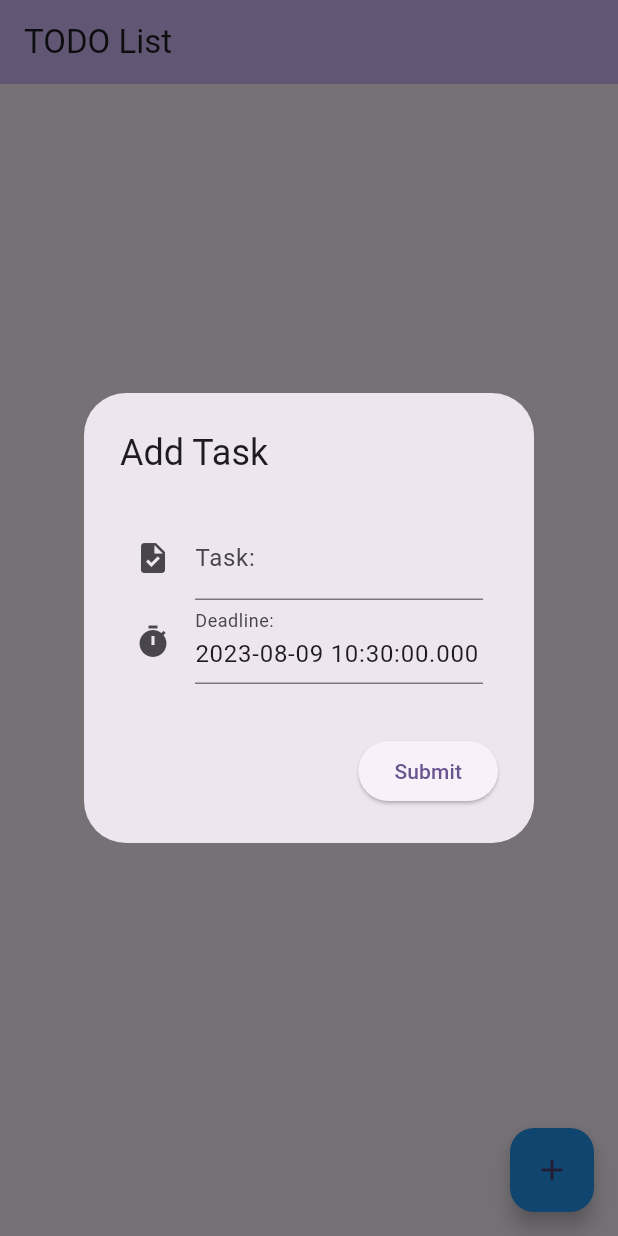
After one commit to ManavTyagi-kp/ToDo-App-Flutter, a Flutter app: the screen it shows after launch, after a tap on the "add" icon, on a phone screen of 412 x 824 dp. The commit adds this screen. Run offline on Flutter 3.47's test engine with Material 2 defaults, Android fonts, the phone set to English and light mode, and no system bars; our stand-ins replace flutter_riverpod.

Commit message:
added riverpod functionality in todo app, code in list.dart

```diff
--- a/lib/main.dart
+++ b/lib/main.dart
@@ -1,8 +1,14 @@
 import 'package:flutter/material.dart';
+import 'package:flutter_riverpod/flutter_riverpod.dart';
 import 'package:to_do_list/pages/list-view.dart';
+import 'package:to_do_list/pages/list.dart';
 
 void main() {
-  runApp(const MyApp());
+  runApp(
+    const ProviderScope(
+      child: MyApp(),
+    ),
+  );
 }
 
 class MyApp extends StatelessWidget {
@@ -37,6 +43,6 @@ class _MyHomePageState extends State<MyHomePage> {
           backgroundColor: Theme.of(context).colorScheme.inversePrimary,
           title: Text(widget.title),
         ),
-        body: MyList());
+        body: ListViewer());
   }
 }
--- a/lib/pages/list-view.dart
+++ b/lib/pages/list-view.dart
@@ -4,6 +4,7 @@ import 'dart:developer';
 
 import 'package:flutter/material.dart';
 import 'package:flutter_riverpod/flutter_riverpod.dart';
+import 'package:to_do_list/pages/list.dart';
 
 import '../utility/riverpod.dart';
 
@@ -18,7 +19,7 @@ class _MyListState extends State<MyList> {
   String? desc;
 
   void changeStatus(WidgetRef ref, bool newValue) {
-    ref.read(todoProvider.notifier).updateStatus(newValue);
+    // ref.read(todoProvider.notifier).updateStatus(newValue);
   }
 
   DateTime dateTime = DateTime.now();
--- /dev/null
+++ b/lib/pages/list.dart
@@ -0,0 +1,222 @@
+import 'package:flutter/material.dart';
+import 'package:flutter_riverpod/flutter_riverpod.dart';
+
+import '../utility/riverpod.dart';
+
+final validateStateProvider = StateProvider<bool>((ref) {
+  return false;
+});
+
+class ListViewer extends ConsumerWidget {
+  // const ListViewer({super.key});
+
+  var desc;
+
+  ListViewer({super.key});
+
+  void changeStatus(WidgetRef ref, Todo todo) {
+    ref.read(todoProvider.notifier).changeData(todo);
+  }
+
+  DateTime dateTime = DateTime.now();
+
+  final TextEditingController _controller =
+      TextEditingController(text: DateTime.now().toString());
+  final TextEditingController _text = TextEditingController();
+
+  @override
+  Widget build(BuildContext context, WidgetRef ref) {
+    debugPrint('Build View');
+    final validator = ref.watch(validateStateProvider);
+    // final todoList = ref.watch(todoProvider);
+    return Scaffold(
+      body: const ListItem(),
+      floatingActionButton: FloatingActionButton(
+        onPressed: () {
+          showDialog(
+            context: context,
+            builder: (BuildContext context) {
+              return AlertDialog(
+                scrollable: true,
+                title: const Text('Add Task'),
+                content: Padding(
+                  padding: const EdgeInsets.all(10.0),
+                  child: Column(
+                    children: [
+                      TextFormField(
+                        controller: _text,
+                        decoration: InputDecoration(
+                          labelText: "Task: ",
+                          icon: const Icon(Icons.task),
+                          errorText: validator ? "Task can't be empty" : null,
+                        ),
+                        onChanged: (value) {
+                          desc = value;
+                        },
+                        validator: (text) {
+                          if (text == null || text.isEmpty) {
+                            ref
+                                .read(validateStateProvider.notifier)
+                                .update((state) => true);
+                            return "Task can't be empty";
+                          }
+                          return null;
+                        },
+                      ),
+                      TextFormField(
+                        controller: _controller,
+                        decoration: const InputDecoration(
+                          labelText: "Deadline: ",
+                          icon: Icon(Icons.timer),
+                        ),
+                        onTap: () async {
+                          final date = await pickDate(context);
+                          if (date == null) return;
+
+                          final time = await pickTime(context);
+                          if (time == null) return;
+                          dateTime = DateTime(
+                            date.year,
+                            date.month,
+                            date.day,
+                            time.hour,
+                            time.minute,
+                          );
+                          _controller.text = dateTime.toString();
+                        },
+                      ),
+                    ],
+                  ),
+                ),
+                actions: [
+                  ElevatedButton(
+                    onPressed: () {
+                      debugPrint('text: ${_text.text}');
+                      if (_text.text.isEmpty) {
+                        ref
+                            .read(validateStateProvider.notifier)
+                            .update((state) => true);
+                        return;
+                      } else {
+                        // _validate = false;
+                        // todoList.add(
+                        //   Todo(
+                        //     desc: desc!,
+                        //     dateTime: dateTime,
+                        //     active: false,
+                        //   ),
+                        // );
+                        changeStatus(
+                          ref,
+                          Todo(
+                            desc: desc!,
+                            dateTime: dateTime,
+                            active: false,
+                          ),
+                        );
+                        _text.clear();
+                        // _selected.add(false);
+                        Navigator.pop(context);
+                      }
+                    },
+                    child: const Text('Submit'),
+                  )
+                ],
+              );
+            },
+          );
+        },
+        backgroundColor: Colors.blue,
+        child: const Icon(Icons.add),
+      ),
+    );
+  }
+
+  Future<DateTime?> pickDate(BuildContext context) => showDatePicker(
+        context: context,
+        initialDate: dateTime,
+        firstDate: DateTime.now(),
+        lastDate: DateTime(3000),
+      );
+
+  Future<TimeOfDay?> pickTime(BuildContext context) => showTimePicker(
+        context: context,
+        initialTime: TimeOfDay.now(),
+      );
+}
+
+class ListItem extends ConsumerWidget {
+  const ListItem({super.key});
+
+  Widget _strikeThrough(String text, bool taskDone, WidgetRef ref, int index) {
+    return TextFormField(
+      decoration: const InputDecoration(border: InputBorder.none),
+      initialValue: text,
+      onChanged: (value) {
+        final userNotifier = ref.read(todoProvider.notifier);
+        userNotifier.updateText(index, value);
+      },
+      style: taskDone
+          ? const TextStyle(
+              fontSize: 22,
+              decoration: TextDecoration.lineThrough,
+              color: Colors.grey,
+              fontStyle: FontStyle.italic,
+            )
+          : const TextStyle(
+              fontSize: 22,
+              color: Color.fromARGB(207, 0, 0, 0),
+            ),
+    );
+  }
+
+  void changeStatus(WidgetRef ref, Todo todo) {
+    ref.read(todoProvider.notifier).changeData(todo);
+  }
+
+  @override
+  Widget build(BuildContext context, WidgetRef ref) {
+    debugPrint('Build');
+    final todoList = ref.watch(todoProvider);
+
+    final userNotifier = ref.read(todoProvider.notifier);
+    return Scaffold(
+      body: ListView.builder(
+          itemCount: ref.watch(todoProvider.select((value) => value.length)),
+          itemBuilder: (_, index) {
+            return CheckboxListTile(
+              value: todoList[index].active,
+              onChanged: (value) {
+                // setState(() {
+                //   index.active = value!;
+                // });
+                userNotifier.updateTodoStatus(index, value!);
+                // changeStatus(ref, todoList[index]);
+              },
+              title: TextFormField(
+                decoration: const InputDecoration(border: InputBorder.none),
+                initialValue: todoList[index].desc,
+                onChanged: (value) {
+                  userNotifier.updateText(index, value);
+                },
+                style: todoList[index].active
+                    ? const TextStyle(
+                        fontSize: 22,
+                        decoration: TextDecoration.lineThrough,
+                        color: Colors.grey,
+                        fontStyle: FontStyle.italic,
+                      )
+                    : const TextStyle(
+                        fontSize: 22,
+                        color: Color.fromARGB(207, 0, 0, 0),
+                      ),
+              ),
+              subtitle: Text(
+                '${todoList[index].dateTime.day}/${todoList[index].dateTime.month}/${todoList[index].dateTime.year}   ${todoList[index].dateTime.hour}:${todoList[index].dateTime.minute}',
+                style: const TextStyle(fontSize: 12),
+              ),
+            );
+          }),
+    );
+  }
+}
--- a/lib/utility/riverpod.dart
+++ b/lib/utility/riverpod.dart
@@ -4,22 +4,25 @@ import 'dart:developer';
 import 'package:flutter/material.dart';
 import 'package:flutter_riverpod/flutter_riverpod.dart';
 
-final todoProvider = StateNotifierProvider<UserNotifier, Todo>(
-  (ref) => UserNotifier(
-    Todo(
-      desc: '',
-      dateTime: DateTime.now(),
-      active: false,
-    ),
-  ),
+// final todoProvider = StateNotifierProvider<UserNotifier, Todo>(
+//   (ref) => UserNotifier(
+//     Todo(
+//       desc: '',
+//       dateTime: DateTime.now(),
+//       active: false,
+//     ),
+//   ),
+// );
+final todos = <Todo>[];
+
+final todoProvider = StateNotifierProvider<UserNotifier, List<Todo>>(
+  (ref) => UserNotifier(),
 );
-
-final todos = <Todo>[];
 
 class Todo {
   // final int index;
-  final String desc;
-  final DateTime dateTime;
+  String desc;
+  DateTime dateTime;
   bool active;
 
   Todo({
@@ -78,10 +81,28 @@ class Todo {
   int get hashCode => desc.hashCode ^ dateTime.hashCode ^ active.hashCode;
 }
 
-class UserNotifier extends StateNotifier<Todo> {
-  UserNotifier(super.state);
+// class UserNotifier extends StateNotifier<Todo> {
+//   UserNotifier(super.state);
 
-  void updateStatus(bool newValue) {
-    state = Todo(desc: state.desc, dateTime: state.dateTime, active: newValue);
+//   void updateStatus(bool newValue) {
+//     state = Todo(desc: state.desc, dateTime: state.dateTime, active: newValue);
+//   }
+// }
+
+class UserNotifier extends StateNotifier<List<Todo>> {
+  UserNotifier() : super([]);
+
+  void updateTodoStatus(int index, bool newStatus) {
+    state[index] = state[index].copyWith(active: newStatus);
+    state = [...state];
+  }
+
+  void updateText(int index, String newText) {
+    state[index] = state[index].copyWith(desc: newText);
+    state = [...state];
+  }
+
+  void changeData(Todo todo) {
+    state = [...state, todo];
   }
 }
```
